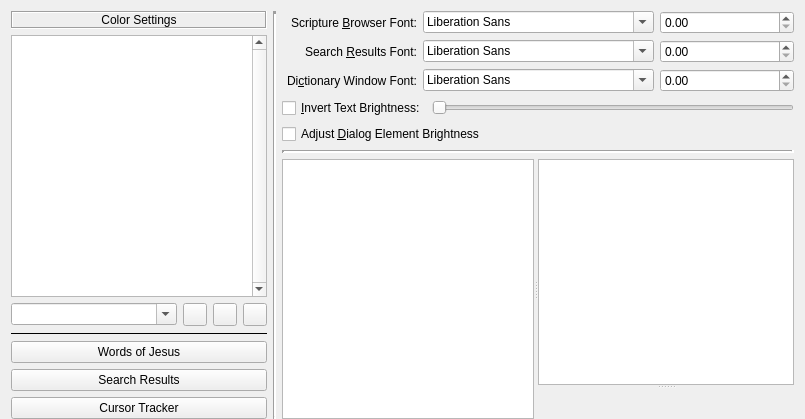
dewhisna/KingJamesPureBibleSearch, file programs/KJVCanOpener/KJVTextFormatConfig.ui: the form before one commit.
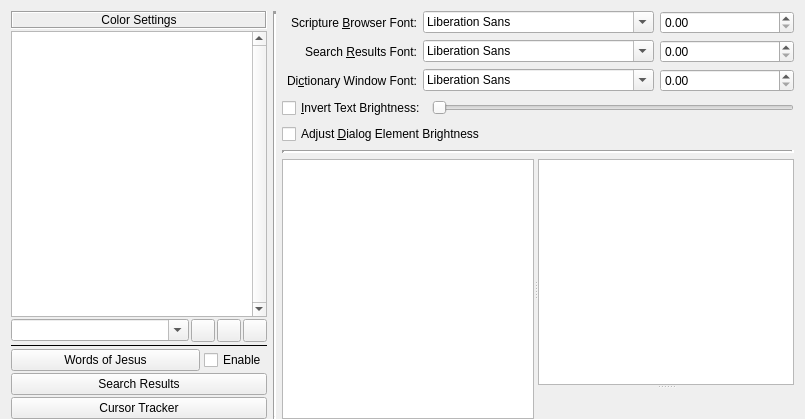
The form after the commit. Icons and pictures are not drawn. Custom widgets are drawn as their Qt base class.

Patch:
```diff
--- a/programs/KJVCanOpener/KJVTextFormatConfig.ui
+++ b/programs/KJVCanOpener/KJVTextFormatConfig.ui
@@ -120,6 +120,9 @@
     <layout class="QGridLayout" name="gridLayout_4">
      <item row="0" column="0">
       <layout class="QVBoxLayout" name="vertLayoutColorOptions">
+       <property name="spacing">
+        <number>2</number>
+       </property>
        <item>
         <widget class="QLabel" name="labelColorOptions">
          <property name="frameShape">
@@ -243,14 +246,34 @@
         </widget>
        </item>
        <item>
-        <widget class="QPushButton" name="buttonWordsOfJesusColor">
-         <property name="toolTip">
-          <string>Set the Color for the Words of Jesus</string>
+        <layout class="QHBoxLayout" name="horzLayoutWordsOfJesusColor">
+         <property name="spacing">
+          <number>4</number>
          </property>
-         <property name="text">
-          <string>Words of Jesus</string>
-         </property>
-        </widget>
+         <item>
+          <widget class="QPushButton" name="buttonWordsOfJesusColor">
+           <property name="sizePolicy">
+            <sizepolicy hsizetype="Minimum" vsizetype="Fixed">
+             <horstretch>10</horstretch>
+             <verstretch>0</verstretch>
+            </sizepolicy>
+           </property>
+           <property name="toolTip">
+            <string>Set the Color for the Words of Jesus</string>
+           </property>
+           <property name="text">
+            <string>Words of Jesus</string>
+           </property>
+          </widget>
+         </item>
+         <item>
+          <widget class="QCheckBox" name="checkBoxEnableWordsOfJesusColor">
+           <property name="text">
+            <string>Enable</string>
+           </property>
+          </widget>
+         </item>
+        </layout>
        </item>
        <item>
         <widget class="QPushButton" name="buttonSearchResultsColor">
```
Left out of the diff: 282 changed lines with no effect on the pictures.
